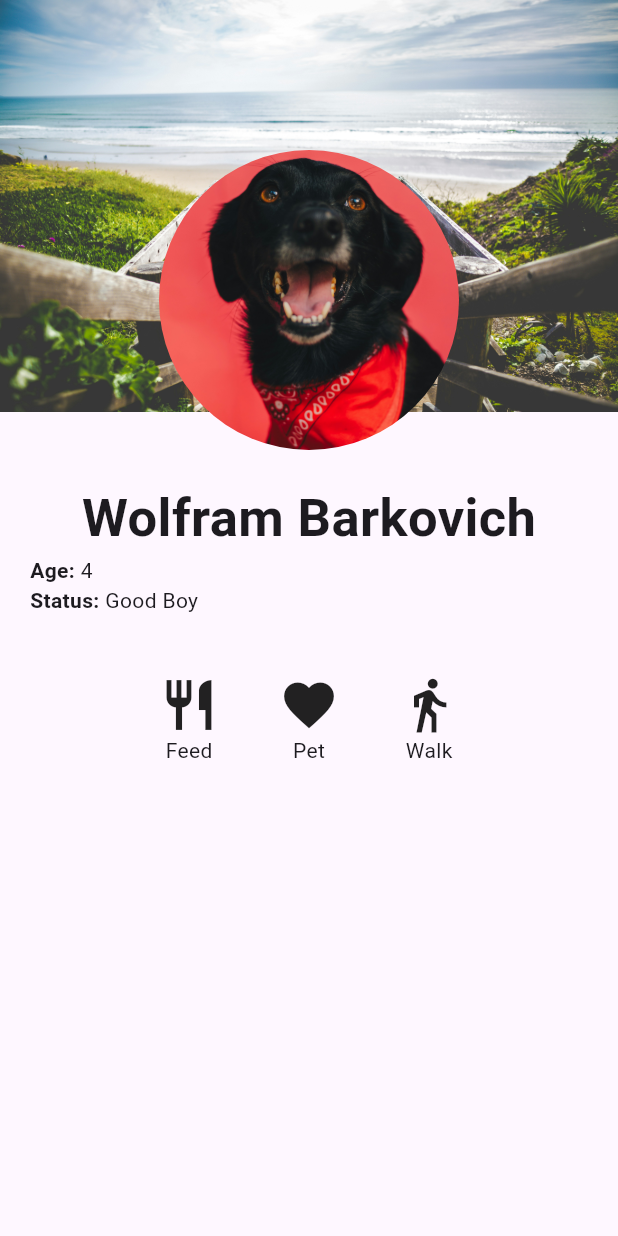
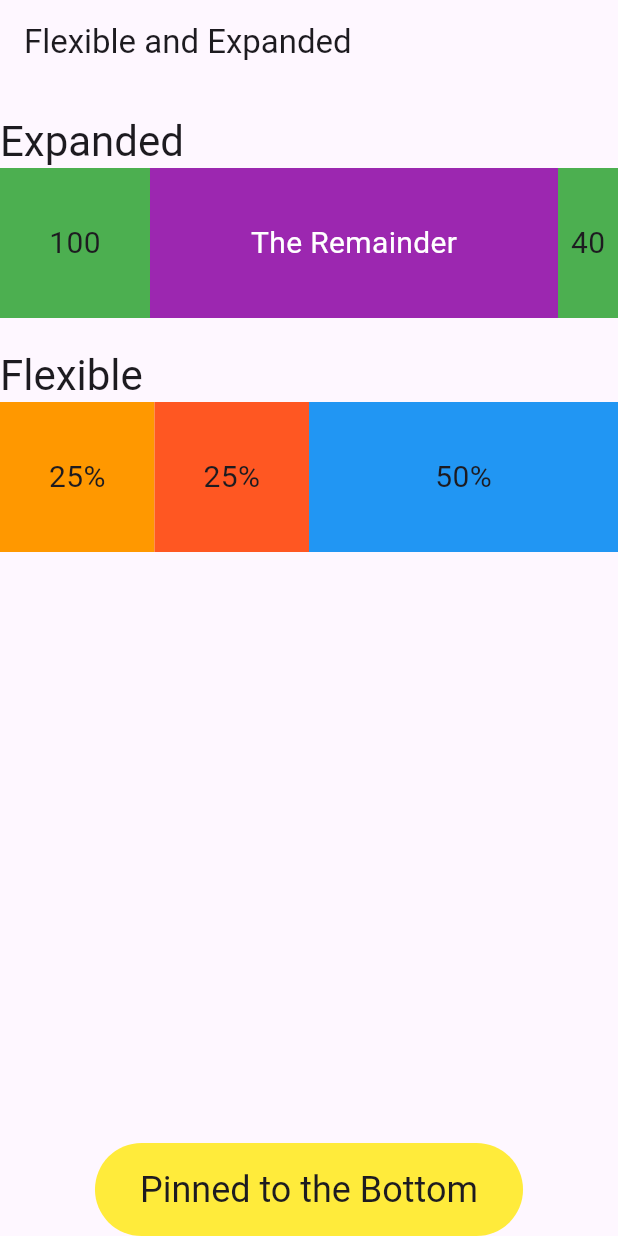
Before and after one commit to thisfren/Flutter-Cookbook, a Flutter app: the screen it shows after launch, on a phone screen of 412 x 824 dp. Run offline on Flutter 3.47's test engine with Material 3 defaults, Android fonts, the phone set to English and light mode, and no system bars; our stand-ins replace google_fonts.

Commit message:
Proportional spacing with Flexible and Expanded widgets done.

```diff
--- /dev/null
+++ b/Ch. 4/mastering_layout/lib/flex_screen.dart
@@ -0,0 +1,147 @@
+// lib/flex_screen.dart
+/*
+ * Today, almost every device has a different height and width.
+ * Some devices also have a notch at the top of the screen that insets into the available screen space.
+ * In short, you cannot assume that your app will look the same on every screen—you have to be flexible.
+ * Column and Row widgets do not just position widgets one after another—
+ * they also implement a variable on the FlexBox algorithm, allowing you to write UIs that should always look correct, regardless of the screen size.
+ *
+ * In this recipe, we will demonstrate two ways to develop proportional widgets:
+ * Flexible and Expanded widgets.
+ */
+
+
+
+import 'package:flutter/material.dart' show AppBar, BorderRadius, BoxDecoration, BuildContext, Center, Colors, Column, Container, CrossAxisAlignment, EdgeInsets, Expanded, Flexible, Padding, Row, SafeArea, Scaffold, SizedBox, StatelessWidget, Text, Theme, Widget;
+import 'package:mastering_layout/labeled_container.dart';
+
+
+class FlexScreen extends StatelessWidget {
+  const FlexScreen({super.key});
+
+  @override
+  Widget build(BuildContext context) {
+    /*
+    On some devices, the header or footer covers up some software or hardware features (such as the notch or the Home button).
+    To fix this, just wrap the Scaffold in a SafeArea widget
+    */
+    return SafeArea(
+      child: Scaffold(
+        appBar: AppBar(
+          title: const Text('Flexible and Expanded'),
+        ),
+        body: Column(
+          crossAxisAlignment: CrossAxisAlignment.start,
+          children: <Widget>[
+            ..._header(context, 'Expanded'),
+            _buildExpanded(context),
+            ..._header(context, 'Flexible'),
+            _buildFlexible(context),
+            Expanded(child: Container(),),
+            _buildFooter(context)
+          ]
+        )
+      )
+    );
+  }
+
+  Iterable<Widget> _header(BuildContext context, String text) {
+    return [
+      SizedBox(height: 20),
+      Text(
+        text,
+        style: Theme.of(context).textTheme.headlineMedium
+      )
+    ];
+  }
+
+  /*
+  The Expanded widget will take up all the remaining unconstrained space from a Row or a Column.
+  In the preceding example, we placed three containers in the first row.
+  The container was given a width of 100 units. The last container was given a width of 40 units.
+  The middle container is wrapped in an Expanded widget, so it consumes all the remaining space in the row.
+  These explicit values are referred to as constrained spacing.
+  It is very common to create an Expanded widget with an empty container that will simply consume the remaining space in a Row or Column.
+  */
+  Widget _buildExpanded(BuildContext context) {
+    return SizedBox(
+      height: 100,
+      child: Row(
+        children: <Widget>[
+          LabeledContainer(
+            width: 100,
+            color: Colors.green,
+            text: '100',
+          ),
+          Expanded(
+            child: LabeledContainer(
+              color: Colors.purple,
+              text: 'The Remainder',
+              textColor: Colors.white
+            )
+          ),
+          LabeledContainer(
+            width: 40,
+            color: Colors.green,
+            text: '40'
+          )
+        ]
+      )
+    );
+  }
+
+  /*
+  The Flexible widget behaves similarly to the Expanded widget, but it also has the ability to set a flex value, which can be used to help calculate howmuch space it should use.
+  When Flutter lays out Flexible widgets, it takes the sum of the flex values to calculate the percentage of the proportional space that needs to be applied to each widget.
+  An Expanded widget is actually just a Flexible widget with a flex value of 1.
+  We could, in theory, replace all references to Expanded to Flexible and the app would be unchanged.
+  */
+  Widget _buildFlexible(BuildContext context) {
+    return SizedBox(
+      height: 100,
+      child: Row(
+        children: <Widget>[
+          Flexible(
+            flex: 1,
+            child: LabeledContainer(
+              color: Colors.orange,
+              text: '25%'
+            )
+          ),
+          Flexible(
+            flex: 1,
+            child: LabeledContainer(
+              color: Colors.deepOrange,
+              text: '25%'
+            )
+          ),
+          Flexible(
+            flex: 2,
+            child: LabeledContainer(
+              color: Colors.blue,
+              text: '50%'
+            )
+          )
+        ]
+      )
+    );
+  }
+
+  Widget _buildFooter(BuildContext context) {
+    return Center(
+      child: Container(
+        decoration: BoxDecoration(
+          color: Colors.yellow,
+          borderRadius: BorderRadius.circular(40)
+        ),
+        child: Padding(
+          padding: const EdgeInsets.symmetric(vertical: 15, horizontal: 30),
+          child: Text(
+            'Pinned to the Bottom',
+            style: Theme.of(context).textTheme.headlineSmall
+          )
+        )
+      )
+    );
+  }
+}
--- /dev/null
+++ b/Ch. 4/mastering_layout/lib/labeled_container.dart
@@ -0,0 +1,36 @@
+import 'package:flutter/material.dart' show BuildContext, Center, Color, Container, Key, StatelessWidget, Text, TextStyle, Widget, required;
+
+class LabeledContainer extends StatelessWidget {
+  final double? width;
+  final double height;
+  final Color? color;
+  final String text;
+  final Color? textColor;
+
+  const LabeledContainer({
+    Key? key,
+    this.width,
+    this.height = double.infinity,
+    this.color,
+    required this.text,
+    this.textColor,
+  }) : super(key: key);
+
+  @override
+  Widget build(BuildContext context) {
+    return Container(
+      width: width,
+      height: height,
+      color: color,
+      child: Center(
+        child: Text(
+          text,
+          style: TextStyle(
+            color: textColor,
+            fontSize: 20
+          )
+        )
+      )
+    );
+  }
+}
--- a/Ch. 4/mastering_layout/lib/main.dart
+++ b/Ch. 4/mastering_layout/lib/main.dart
@@ -1,5 +1,6 @@
 // lib/main.dart
 import 'package:flutter/material.dart' show BuildContext, MaterialApp, StatelessWidget, Widget, runApp;
+import 'package:mastering_layout/flex_screen.dart';
 import 'package:mastering_layout/profile_screen.dart' show ProfileScreen;
 
 
@@ -15,7 +16,8 @@ class MyApp extends StatelessWidget {
   @override
   Widget build(BuildContext context) {
     return MaterialApp(
-      home: ProfileScreen(),
+      // home: ProfileScreen(),
+      home: FlexScreen()
     );
   }
 }
```
